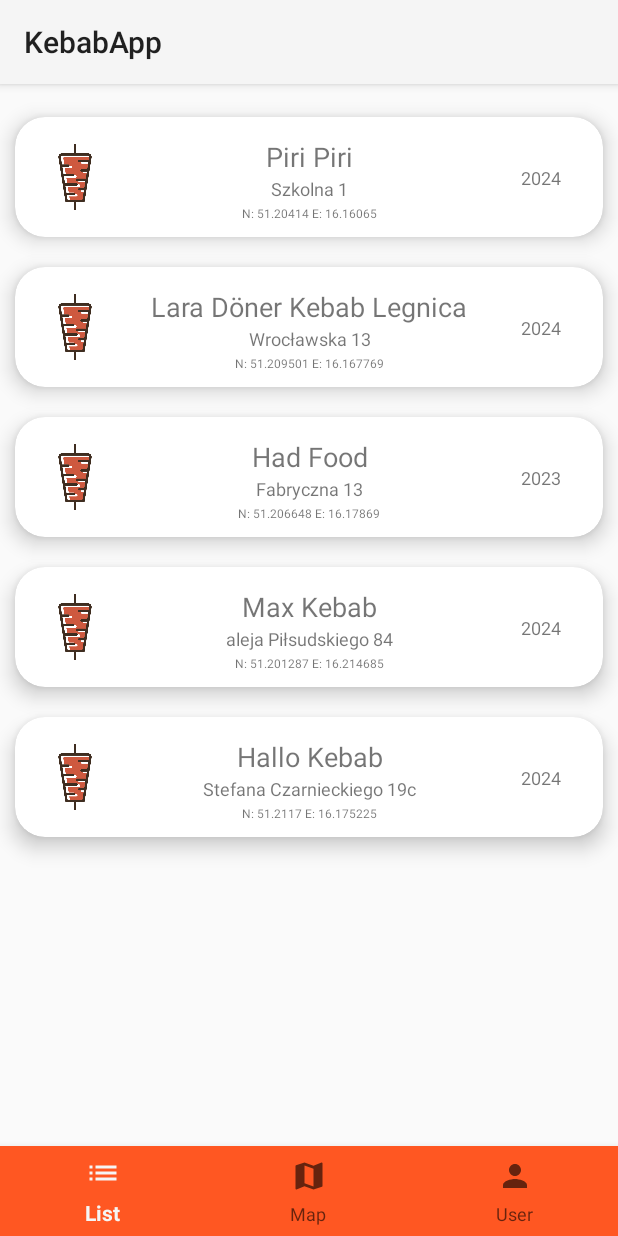
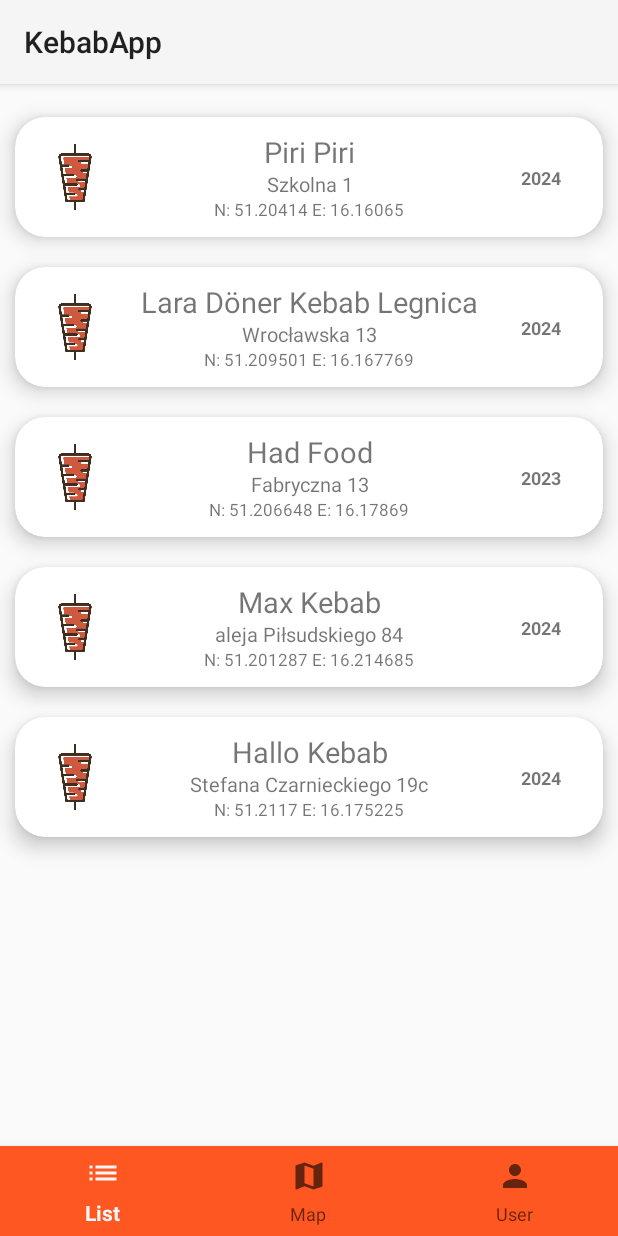
Before and after one commit to sam21401/Kebab-Map-App, an Android app built with Jetpack Compose: the KebabListFragment screen opened through its navigation route, on a phone screen of 412 x 824 dp. Run offline under Robolectric (Android 15) with nearby library versions, the phone set to English and light mode, and no system bars; our stand-ins replace navigation-ui.

Commit message:
lint formating fixes

```diff
--- a/app/src/main/java/com/example/kebabapp/KebabPlaceItem.kt
+++ b/app/src/main/java/com/example/kebabapp/KebabPlaceItem.kt
@@ -5,5 +5,5 @@ data class KebabPlaceItem(
     val kebabName: String,
     val lat: Double,
     val long: Double,
-    val openingYear: Int
+    val openingYear: Int,
 )
--- a/app/src/main/java/com/example/kebabapp/fragments/kebablist/AdapterClass.kt
+++ b/app/src/main/java/com/example/kebabapp/fragments/kebablist/AdapterClass.kt
@@ -8,16 +8,19 @@ import androidx.recyclerview.widget.RecyclerView
 import com.example.kebabapp.KebabPlaces
 import com.example.kebabapp.R
 
-class AdapterClass(private val dataList: KebabPlaces): RecyclerView.Adapter<AdapterClass.ViewHolderClass>() {
-    class ViewHolderClass(itemView: View): RecyclerView.ViewHolder(itemView) {
-        val rvName:TextView = itemView.findViewById(R.id.kebab_name)
-        val rvAddress:TextView = itemView.findViewById(R.id.kebab_address)
-        val rvOpeningYear:TextView = itemView.findViewById(R.id.kebab_opening_year)
-        val rvLatLng:TextView = itemView.findViewById(R.id.kebab_latlng)
+class AdapterClass(private val dataList: KebabPlaces) : RecyclerView.Adapter<AdapterClass.ViewHolderClass>() {
+    class ViewHolderClass(itemView: View) : RecyclerView.ViewHolder(itemView) {
+        val rvName: TextView = itemView.findViewById(R.id.kebab_name)
+        val rvAddress: TextView = itemView.findViewById(R.id.kebab_address)
+        val rvOpeningYear: TextView = itemView.findViewById(R.id.kebab_opening_year)
+        val rvLatLng: TextView = itemView.findViewById(R.id.kebab_latlng)
     }
 
-    override fun onCreateViewHolder(parent: ViewGroup, viewType: Int): ViewHolderClass {
-        val itemView = LayoutInflater.from(parent.context).inflate(R.layout.item_layout,parent,false)
+    override fun onCreateViewHolder(
+        parent: ViewGroup,
+        viewType: Int,
+    ): ViewHolderClass {
+        val itemView = LayoutInflater.from(parent.context).inflate(R.layout.item_layout, parent, false)
         return ViewHolderClass(itemView)
     }
 
@@ -25,11 +28,19 @@ class AdapterClass(private val dataList: KebabPlaces): RecyclerView.Adapter<Adap
         return dataList.size
     }
 
-    override fun onBindViewHolder(holder: ViewHolderClass, position: Int) {
+    override fun onBindViewHolder(
+        holder: ViewHolderClass,
+        position: Int,
+    ) {
         val currentItem = dataList[position]
         holder.rvName.text = currentItem.kebabName
         holder.rvAddress.text = currentItem.address
-        holder.rvLatLng.text = "N: "+currentItem.lat+" E: "+currentItem.long
+        holder.rvLatLng.text =
+            holder.itemView.context.getString(
+                R.string.lat_lng_format,
+                currentItem.lat.toString(),
+                currentItem.long.toString(),
+            )
         holder.rvOpeningYear.text = currentItem.openingYear.toString()
     }
 }
--- a/app/src/main/java/com/example/kebabapp/fragments/kebablist/KebabListFragment.kt
+++ b/app/src/main/java/com/example/kebabapp/fragments/kebablist/KebabListFragment.kt
@@ -11,23 +11,23 @@ import androidx.recyclerview.widget.RecyclerView
 import com.example.kebabapp.KebabPlaceViewModel
 import com.example.kebabapp.R
 
+class KebabListFragment : Fragment() {
+    private lateinit var recyclerView: RecyclerView
 
-class KebabListFragment : Fragment() {
-
-    private lateinit var recyclerView: RecyclerView
     override fun onCreateView(
         inflater: LayoutInflater,
         container: ViewGroup?,
         savedInstanceState: Bundle?,
     ): View? {
         val view = inflater.inflate(R.layout.fragment_kebab_list, container, false)
-       recyclerView = view.findViewById(R.id.recyclerView)
+        recyclerView = view.findViewById(R.id.recyclerView)
         recyclerView.layoutManager = LinearLayoutManager(context)
         recyclerView.setHasFixedSize(true)
         getData()
         return view
     }
-    private fun getData(){
+
+    private fun getData() {
         val kebabViewModel = ViewModelProvider(requireActivity()).get(KebabPlaceViewModel::class.java)
         recyclerView.adapter = AdapterClass(kebabViewModel.getKebabPlaces())
     }
--- a/app/src/main/java/com/example/kebabapp/fragments/kebabmap/KebabMapFragment.kt
+++ b/app/src/main/java/com/example/kebabapp/fragments/kebabmap/KebabMapFragment.kt
@@ -28,7 +28,7 @@ class KebabMapFragment : Fragment() {
             val legnicaCity = LatLng(51.2070, 16.1753)
             val kebabViewModel = ViewModelProvider(requireActivity()).get(KebabPlaceViewModel::class.java)
             Log.i("XDDDDDDDD", kebabViewModel.getKebabPlaces().toString())
-            var listOfMarkers = createListOfMarkers(kebabViewModel.getKebabPlaces())
+            val listOfMarkers = createListOfMarkers(kebabViewModel.getKebabPlaces())
             for (e in listOfMarkers) {
                 googleMap.addMarker(e)
             }
@@ -64,9 +64,9 @@ class KebabMapFragment : Fragment() {
     }
 
     private fun createListOfMarkers(kebabPlaces: KebabPlaces): MutableList<MarkerOptions> {
-        var listOfMarkers: MutableList<MarkerOptions> = mutableListOf()
+        val listOfMarkers: MutableList<MarkerOptions> = mutableListOf()
         for (item in kebabPlaces) {
-            var markerOptions = MarkerOptions()
+            val markerOptions = MarkerOptions()
             markerOptions.title(item.kebabName)
             markerOptions.snippet(item.address)
             markerOptions.position(LatLng(item.lat, item.long))
--- a/app/src/main/res/layout/item_layout.xml
+++ b/app/src/main/res/layout/item_layout.xml
@@ -1,6 +1,5 @@
 <?xml version="1.0" encoding="utf-8"?>
 <androidx.cardview.widget.CardView xmlns:android="http://schemas.android.com/apk/res/android"
-    xmlns:tools="http://schemas.android.com/tools"
     android:layout_width="match_parent"
     android:layout_height="wrap_content"
     android:layout_marginHorizontal="10dp"
@@ -25,18 +24,19 @@
             app:layout_constraintBottom_toBottomOf="parent"
             app:layout_constraintStart_toStartOf="parent"
             app:layout_constraintTop_toTopOf="parent" />
+
         <TextView
             android:id="@+id/kebab_name"
             android:layout_width="wrap_content"
             android:layout_height="wrap_content"
             android:gravity="center_vertical|center_horizontal"
             android:text="TextView"
-            android:textSize="18sp"
+            android:textSize="19sp"
             app:layout_constraintBottom_toBottomOf="parent"
             app:layout_constraintEnd_toEndOf="parent"
             app:layout_constraintStart_toStartOf="parent"
             app:layout_constraintTop_toTopOf="parent"
-            app:layout_constraintVertical_bias="0.25" />
+            app:layout_constraintVertical_bias="0.185" />
 
         <TextView
             android:id="@+id/kebab_address"
@@ -44,12 +44,13 @@
             android:layout_height="wrap_content"
             android:gravity="center_vertical|center_horizontal"
             android:text="TextView"
-            android:textSize="12sp"
+            android:textSize="13sp"
             app:layout_constraintBottom_toBottomOf="parent"
             app:layout_constraintEnd_toEndOf="parent"
+            app:layout_constraintHorizontal_bias="0.501"
             app:layout_constraintStart_toStartOf="parent"
             app:layout_constraintTop_toTopOf="parent"
-            app:layout_constraintVertical_bias="0.625" />
+            app:layout_constraintVertical_bias="0.58" />
 
         <TextView
             android:id="@+id/kebab_latlng"
@@ -57,12 +58,12 @@
             android:layout_height="wrap_content"
             android:gravity="center_vertical|center_horizontal"
             android:text="TextView"
-            android:textSize="8sp"
+            android:textSize="11sp"
             app:layout_constraintBottom_toBottomOf="parent"
             app:layout_constraintEnd_toEndOf="parent"
             app:layout_constraintStart_toStartOf="parent"
             app:layout_constraintTop_toTopOf="parent"
-            app:layout_constraintVertical_bias="0.855" />
+            app:layout_constraintVertical_bias="0.83" />
 
         <TextView
             android:id="@+id/kebab_opening_year"
@@ -71,6 +72,7 @@
             android:gravity="center_vertical|center_horizontal"
             android:text="TextView"
             android:textSize="12sp"
+            android:textStyle="bold"
             app:layout_constraintBottom_toBottomOf="parent"
             app:layout_constraintEnd_toEndOf="parent"
             app:layout_constraintHorizontal_bias="0.923"
--- a/app/src/main/res/values/strings.xml
+++ b/app/src/main/res/values/strings.xml
@@ -10,7 +10,7 @@
     <string name="second_fragment_label">Second Fragment</string>
     <string name="next">Next</string>
     <string name="previous">Previous</string>
-
+    <string name="lat_lng_format">N: %1$s E: %2$s</string>
     <string name="lorem_ipsum">
         Lorem ipsum dolor sit amet, consectetur adipiscing elit. Nam in scelerisque sem. Mauris
         volutpat, dolor id interdum ullamcorper, risus dolor egestas lectus, sit amet mattis purus
@@ -47,6 +47,5 @@
         libero vel nunc consequat, quis tincidunt nisl eleifend. Cras bibendum enim a justo luctus
         vestibulum. Fusce dictum libero quis erat maximus, vitae volutpat diam dignissim.
     </string>
-    <!-- TODO: Remove or change this placeholder text -->
     <string name="hello_blank_fragment">Hello blank fragment</string>
 </resources>
```
